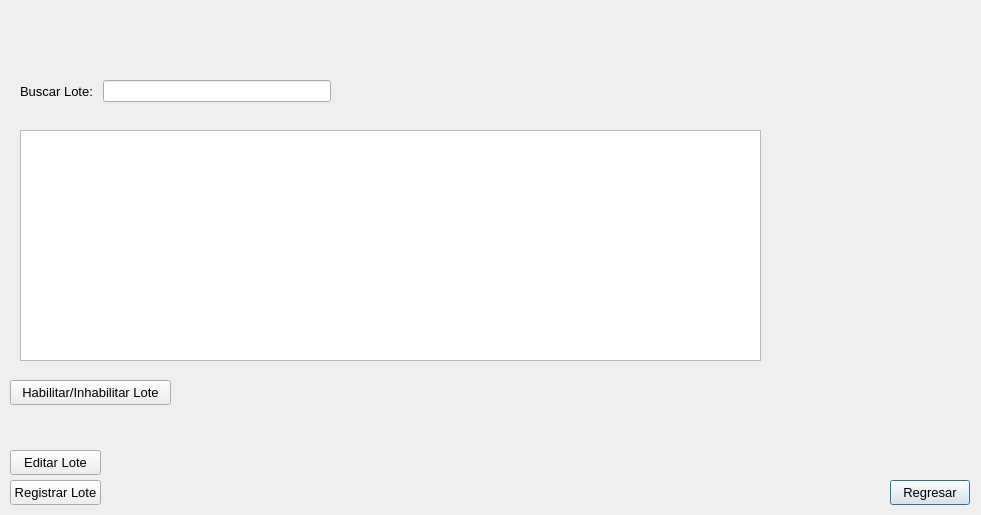
Before: the Qt Designer form PAF_GUI/PAF_GRAFICA/gui/gestionarlotegui.ui in JMOrbegoso/USS-2021-II-PP, drawn with Qt 5.
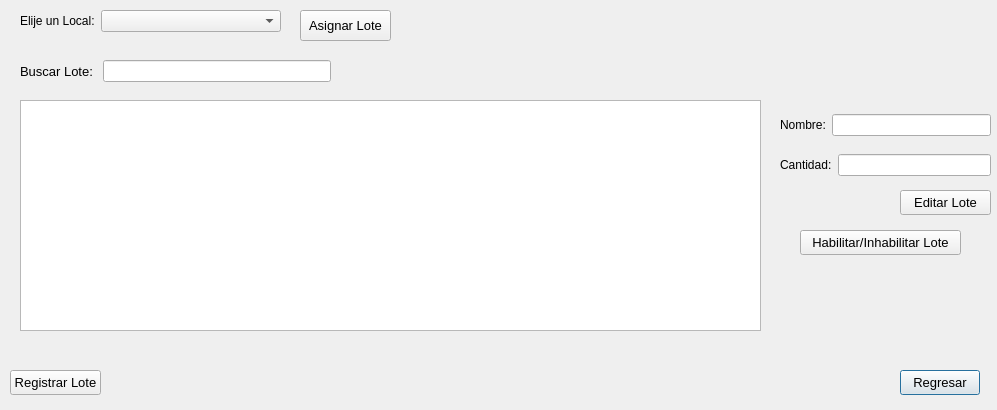
After: the same form once the commit is applied. Icons and pictures are not drawn.

```diff
--- a/PAF_GUI/PAF_GRAFICA/gui/gestionarlotegui.ui
+++ b/PAF_GUI/PAF_GRAFICA/gui/gestionarlotegui.ui
@@ -6,8 +6,8 @@
    <rect>
     <x>0</x>
     <y>0</y>
-    <width>981</width>
-    <height>515</height>
+    <width>997</width>
+    <height>410</height>
    </rect>
   </property>
   <property name="windowTitle">
@@ -20,8 +20,8 @@
   <widget class="QPushButton" name="regresarButton">
    <property name="geometry">
     <rect>
-     <x>890</x>
-     <y>480</y>
+     <x>900</x>
+     <y>370</y>
      <width>80</width>
      <height>25</height>
     </rect>
@@ -39,7 +39,7 @@
    <property name="geometry">
     <rect>
      <x>20</x>
-     <y>130</y>
+     <y>100</y>
      <width>741</width>
      <height>231</height>
     </rect>
@@ -49,7 +49,7 @@
    <property name="geometry">
     <rect>
      <x>10</x>
-     <y>480</y>
+     <y>370</y>
      <width>91</width>
      <height>25</height>
     </rect>
@@ -66,8 +66,8 @@
   <widget class="QPushButton" name="habilitarButton">
    <property name="geometry">
     <rect>
-     <x>10</x>
-     <y>380</y>
+     <x>800</x>
+     <y>230</y>
      <width>161</width>
      <height>25</height>
     </rect>
@@ -84,8 +84,8 @@
   <widget class="QPushButton" name="editarButton">
    <property name="geometry">
     <rect>
-     <x>10</x>
-     <y>450</y>
+     <x>900</x>
+     <y>190</y>
      <width>91</width>
      <height>25</height>
     </rect>
@@ -103,7 +103,7 @@
    <property name="geometry">
     <rect>
      <x>20</x>
-     <y>80</y>
+     <y>60</y>
      <width>311</width>
      <height>31</height>
     </rect>
@@ -126,6 +126,90 @@
     </item>
    </layout>
   </widget>
+  <widget class="QWidget" name="layoutWidget">
+   <property name="geometry">
+    <rect>
+     <x>780</x>
+     <y>150</y>
+     <width>211</width>
+     <height>31</height>
+    </rect>
+   </property>
+   <layout class="QGridLayout" name="gridLayout_2">
+    <item row="0" column="0">
+     <widget class="QLabel" name="label_2">
+      <property name="text">
+       <string>Cantidad:</string>
+      </property>
+     </widget>
+    </item>
+    <item row="0" column="1">
+     <widget class="QLineEdit" name="editNombreLine_2"/>
+    </item>
+   </layout>
+  </widget>
+  <widget class="QWidget" name="formLayoutWidget_2">
+   <property name="geometry">
+    <rect>
+     <x>20</x>
+     <y>10</y>
+     <width>261</width>
+     <height>31</height>
+    </rect>
+   </property>
+   <layout class="QFormLayout" name="formLayout">
+    <item row="0" column="0">
+     <widget class="QLabel" name="label_3">
+      <property name="text">
+       <string>Elije un Local:</string>
+      </property>
+     </widget>
+    </item>
+    <item row="0" column="1">
+     <widget class="QComboBox" name="comboBox"/>
+    </item>
+   </layout>
+  </widget>
+  <widget class="QPushButton" name="pushButton">
+   <property name="geometry">
+    <rect>
+     <x>300</x>
+     <y>10</y>
+     <width>91</width>
+     <height>31</height>
+    </rect>
+   </property>
+   <property name="font">
+    <font>
+     <pointsize>10</pointsize>
+    </font>
+   </property>
+   <property name="text">
+    <string>Asignar Lote</string>
+   </property>
+  </widget>
+  <widget class="QWidget" name="">
+   <property name="geometry">
+    <rect>
+     <x>780</x>
+     <y>110</y>
+     <width>211</width>
+     <height>31</height>
+    </rect>
+   </property>
+   <layout class="QGridLayout" name="gridLayout">
+    <item row="0" column="0">
+     <widget class="QLabel" name="label">
+      <property name="text">
+       <string>Nombre:</string>
+      </property>
+     </widget>
+    </item>
+    <item row="0" column="1">
+     <widget class="QLineEdit" name="editNombreLine"/>
+    </item>
+   </layout>
+  </widget>
  </widget>
  <resources>
   <include location="../resource.qrc"/>
```
